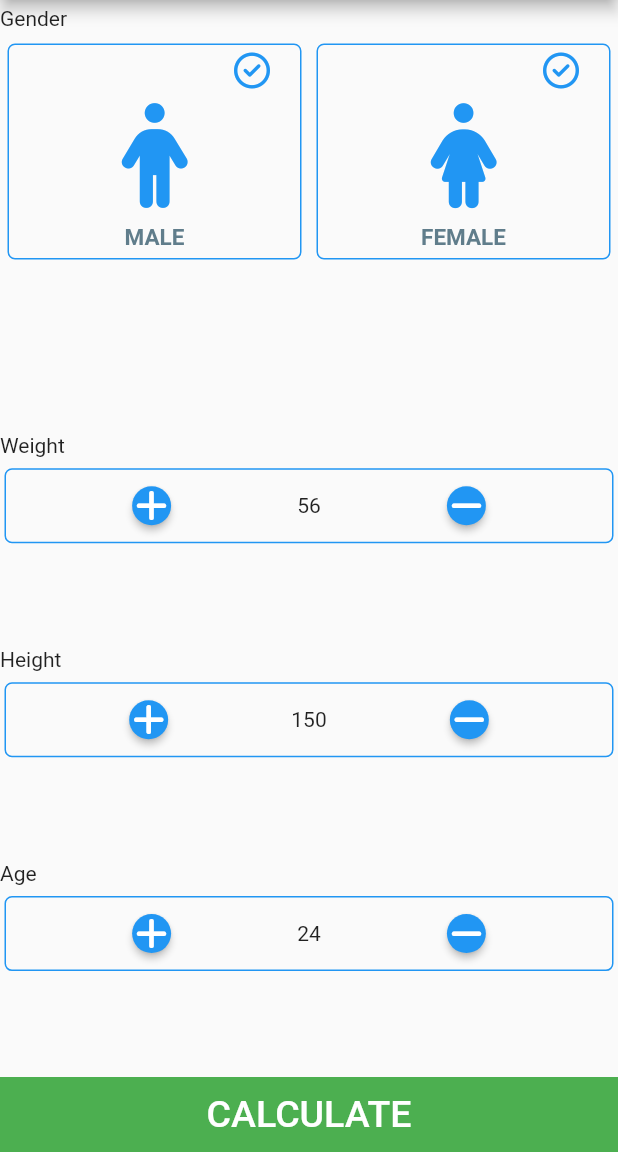
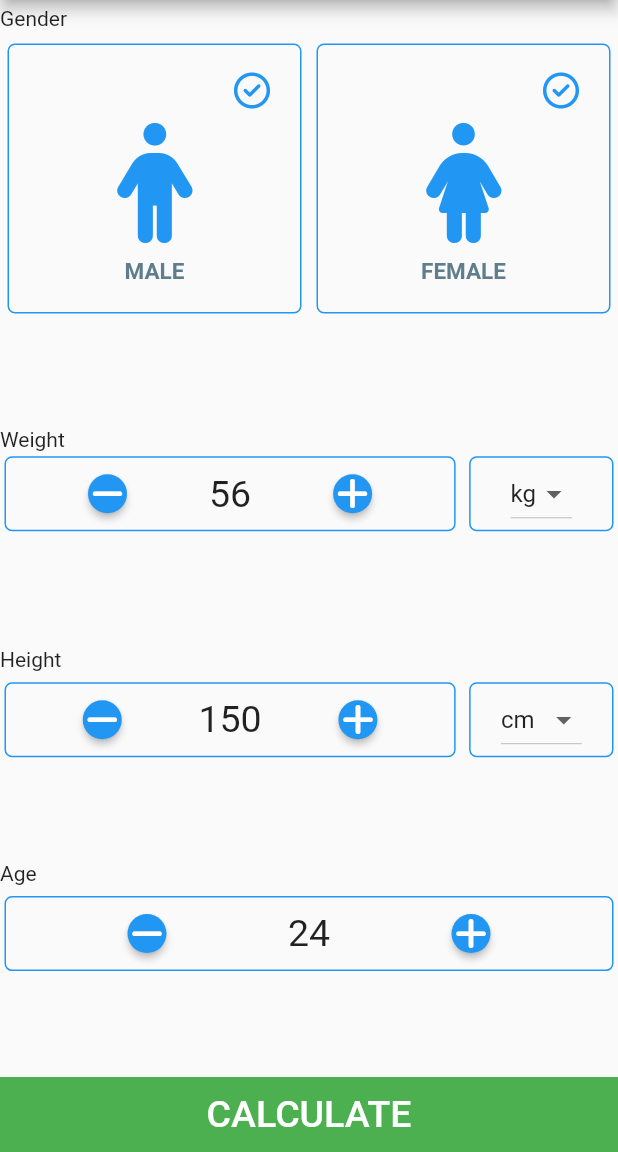
Before and after one commit to chididev/bmi_calc, a Flutter app: the screen it shows after launch, on a phone screen of 412 x 824 dp, the part 84-1236 px from its top. Run offline on Flutter 3.47's test engine with Material 2 defaults, Android fonts, the phone set to English and light mode, and no system bars; our stand-ins replace font_awesome_flutter.

Commit message:
Almost done with the first screen UI

```diff
--- a/lib/reuseable/container_tile.dart
+++ b/lib/reuseable/container_tile.dart
@@ -11,6 +11,7 @@ class ContainerCard extends StatelessWidget {
     return Container(
       margin: const EdgeInsets.fromLTRB(5, 5, 5, 10),
       padding: const EdgeInsets.fromLTRB(0, 5, 0, 5),
+      height: 180,
       decoration: BoxDecoration(
         border: Border.all(color: Colors.blue),
         borderRadius: BorderRadius.circular(5),
@@ -35,7 +36,7 @@ class ContainerCard extends StatelessWidget {
           Icon(
             icon,
             color: Colors.blue,
-            size: 70.0,
+            size: 80.0,
           ),
           const SizedBox(
             height: 10.0,
--- a/lib/reuseable/floating_icon_button.dart
+++ b/lib/reuseable/floating_icon_button.dart
@@ -1,14 +1,16 @@
 import 'package:flutter/material.dart';
 
 class FloatingIconButton extends StatelessWidget {
-  const FloatingIconButton({required this.icon, required this.iconColor});
+  const FloatingIconButton(
+      {required this.icon, required this.iconColor, required this.onPress});
   final IconData icon;
   final Color iconColor;
+  final Function onPress;
 
   @override
   Widget build(BuildContext context) {
     return RawMaterialButton(
-      onPressed: () {},
+      onPressed: () => onPress(),
       elevation: 2.0,
       fillColor: Colors.blue,
       shape: const CircleBorder(),
--- a/lib/ui_page.dart
+++ b/lib/ui_page.dart
@@ -15,6 +15,33 @@ class _UiPageState extends State<UiPage> {
   int weight = 56;
   int height = 150;
   int age = 24;
+  String? weightMetric = 'kg';
+  String? heightMetric = 'cm';
+
+  void checkWeight(){
+    if(weight <= 0){
+      weight = 0;
+    }else{
+      weight;
+    }
+  }
+
+  void checkHeight() {
+    if (height <= 0) {
+      height = 0;
+    } else {
+      height;
+    }
+  }
+
+  void checkAge() {
+    if (age <= 0) {
+      age = 0;
+    } else {
+      age;
+    }
+  }
+
 
   @override
   Widget build(BuildContext context) {
@@ -62,26 +89,75 @@ class _UiPageState extends State<UiPage> {
             child: Column(
               children: [
                 const Align(
-                  heightFactor: 1.5,
                   alignment: Alignment.centerLeft,
                   child: Text(
                     'Weight',
                   ),
                 ),
-                CardContainer(
+                Row(
+                  children: [
+                    Expanded(
+                      flex: 3,
+                      child: CardContainer(
                         cardChild: Row(
                           mainAxisAlignment: MainAxisAlignment.spaceEvenly,
                           children: [
-                      const FloatingIconButton(
-                          icon: FontAwesomeIcons.plus, iconColor: Colors.white),
+                            FloatingIconButton(
+                                onPress: () {
+                                  setState(() {
+                                    weight--;
+                                    checkWeight();
+                                  });
+                                },
+                                icon: FontAwesomeIcons.minus,
+                                iconColor: Colors.white),
                             Text(
                               weight.toString(),
+                              style: const TextStyle(
+                                fontSize: 25,
                               ),
-                      const FloatingIconButton(
-                          icon: FontAwesomeIcons.minus,
+                            ),
+                            FloatingIconButton(
+                                onPress: () {
+                                  setState((){
+                                    weight++;
+                                    checkWeight();
+                                  });
+                                },
+                                icon: FontAwesomeIcons.plus,
                                 iconColor: Colors.white),
                           ],
                         ),
+                      ),
+                    ),
+                    const SizedBox(
+                      width: 3.0,
+                    ),
+                    Expanded(
+                      child: CardContainer(
+                        cardChild: Center(
+                          child: DropdownButton<String>(
+                            value: weightMetric,
+                            items: const [
+                              DropdownMenuItem(
+                                value: 'kg',
+                                child: Text('kg'),
+                              ),
+                              DropdownMenuItem(
+                                value: 'lb',
+                                child: Text('lb'),
+                              ),
+                            ],
+                            onChanged: (value) {
+                              setState(() {
+                                weightMetric = value;
+                              });
+                            },
+                          ),
+                        ),
+                      ),
+                    ),
+                  ],
                 ),
               ],
             ),
@@ -97,20 +173,74 @@ class _UiPageState extends State<UiPage> {
                     'Height',
                   ),
                 ),
-                CardContainer(
+                Row(
+                  children: [
+                    Expanded(
+                      flex: 3,
+                      child: CardContainer(
                         cardChild: Row(
                           mainAxisAlignment: MainAxisAlignment.spaceEvenly,
                           children: [
-                      const FloatingIconButton(
-                          icon: FontAwesomeIcons.plus, iconColor: Colors.white),
+                            FloatingIconButton(
+                                onPress: () {
+                                  setState((){
+                                    height--;
+                                    checkHeight();
+                                  });
+                                },
+                                icon: FontAwesomeIcons.minus,
+                                iconColor: Colors.white),
                             Text(
                               height.toString(),
+                              style: const TextStyle(
+                                fontSize: 25,
                               ),
-                      const FloatingIconButton(
-                          icon: FontAwesomeIcons.minus,
+                            ),
+                            FloatingIconButton(
+                                onPress: () {
+                                  setState((){
+                                    height++;
+                                    checkHeight();
+                                  });
+                                },
+                                icon: FontAwesomeIcons.plus,
                                 iconColor: Colors.white),
                           ],
                         ),
+                      ),
+                    ),
+                    const SizedBox(
+                      width: 3.0,
+                    ),
+                    Expanded(
+                      child: CardContainer(
+                        cardChild: Center(
+                          child: DropdownButton<String>(
+                            value: heightMetric,
+                            items: const [
+                              DropdownMenuItem(
+                                value: 'cm',
+                                child: Text('cm'),
+                              ),
+                              DropdownMenuItem(
+                                value: 'm',
+                                child: Text('m'),
+                              ),
+                              DropdownMenuItem(
+                                value: 'inch',
+                                child: Text('inch'),
+                              ),
+                            ],
+                            onChanged: (value) {
+                              setState(() {
+                                heightMetric = value;
+                              });
+                            },
+                          ),
+                        ),
+                      ),
+                    ),
+                  ],
                 ),
               ],
             ),
@@ -130,13 +260,29 @@ class _UiPageState extends State<UiPage> {
                   cardChild: Row(
                     mainAxisAlignment: MainAxisAlignment.spaceEvenly,
                     children: [
-                      const FloatingIconButton(
-                          icon: FontAwesomeIcons.plus, iconColor: Colors.white),
+                      FloatingIconButton(
+                          onPress: () {
+                            setState((){
+                              age--;
+                              checkAge();
+                            });
+                          },
+                          icon: FontAwesomeIcons.minus,
+                          iconColor: Colors.white),
                       Text(
                         age.toString(),
+                        style: const TextStyle(
+                          fontSize: 25,
                         ),
-                      const FloatingIconButton(
-                          icon: FontAwesomeIcons.minus,
+                      ),
+                      FloatingIconButton(
+                          onPress: () {
+                            setState((){
+                              age++;
+                              checkAge();
+                            });
+                          },
+                          icon: FontAwesomeIcons.plus,
                           iconColor: Colors.white),
                     ],
                   ),
```
Lines whose indentation alone changed are shown as unchanged.
